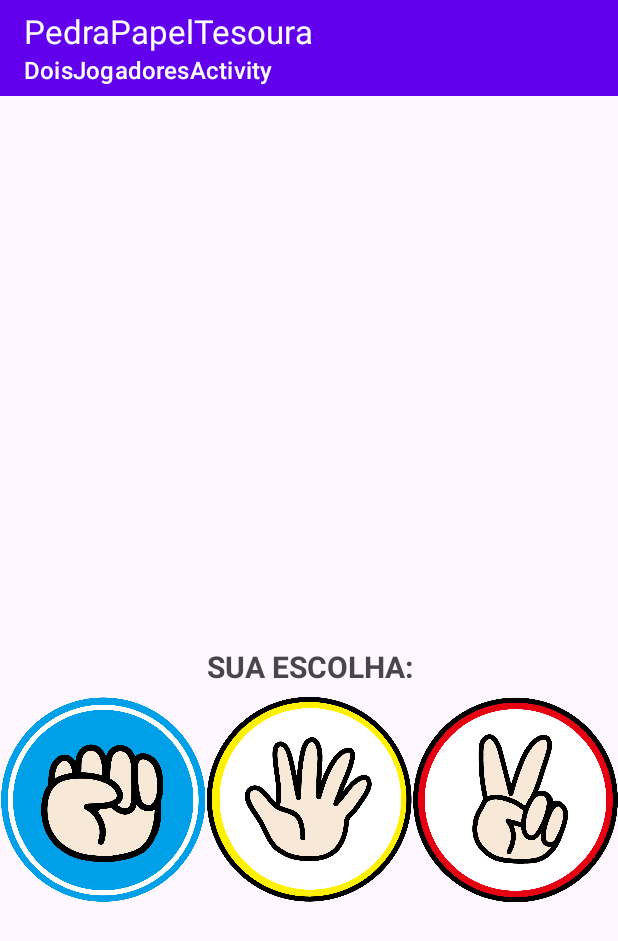
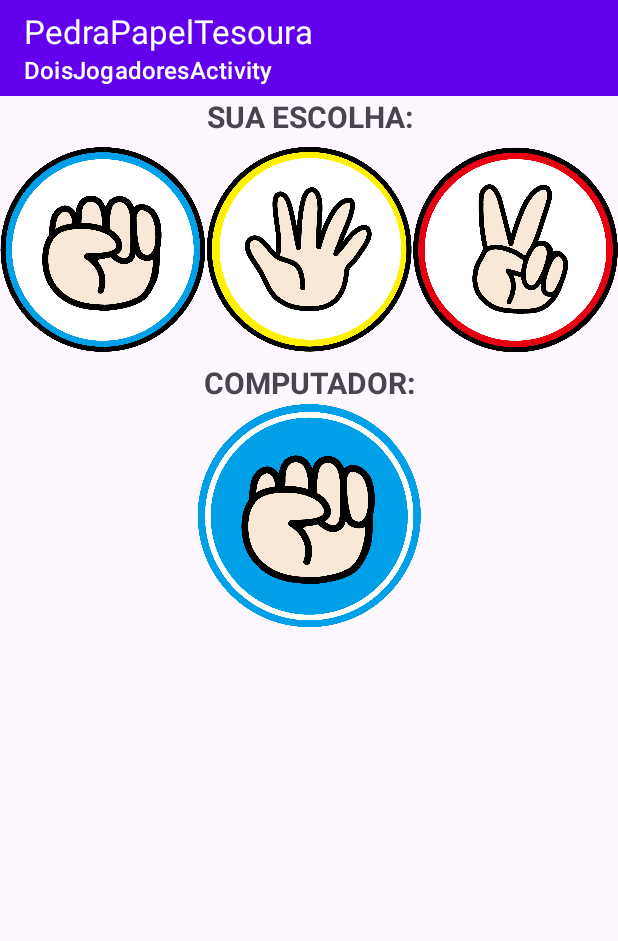
Before and after one commit to MuriloMPodenciano/PedraPapelTesoura, an Android app: the DoisJogadoresActivity screen opened directly, with no data from a screen before it, after a tap on an icon or button, on a phone screen of 412 x 824 dp. Shown: the top 941 px of the screen. Run offline under Robolectric (Android 15) with nearby library versions, the light colour scheme and no system bars.

Commit message:
added visible computer choice

```diff
--- a/app/src/main/java/com/example/pedrapapeltesoura/DoisJogadoresActivity.kt
+++ b/app/src/main/java/com/example/pedrapapeltesoura/DoisJogadoresActivity.kt
@@ -36,11 +36,18 @@ class DoisJogadoresActivity: AppCompatActivity() {
             "tesoura" -> adjb.tesouraBt.setImageResource(R.drawable.scissor2)
         }
 
+        val computerImageView = adjb.computadorIv
+        when (computerChoice) {
+            "pedra" -> computerImageView.setImageResource(R.drawable.rock2)
+            "papel" -> computerImageView.setImageResource(R.drawable.paper2)
+            "tesoura" -> computerImageView.setImageResource(R.drawable.scissor2)
+        }
+
         val handler = Handler(Looper.getMainLooper())
         handler.postDelayed({
             val winner = determineWinner(playerChoice, computerChoice)
             showResult(winner, playerChoice, computerChoice)
-        }, 2000)
+        }, 500)
     }
 
     private fun determineWinner(playerChoice: String, computerChoice: String): String {
--- a/app/src/main/res/layout/activity_doisjogadores.xml
+++ b/app/src/main/res/layout/activity_doisjogadores.xml
@@ -14,7 +14,9 @@
         app:layout_constraintStart_toStartOf="parent"
         app:layout_constraintEnd_toEndOf="parent"/>
 
-    <TextView android:id="@+id/ChoiceTv"
+
+
+    <TextView android:id="@+id/escolhaTv"
         android:layout_width="match_parent"
         android:layout_height="wrap_content"
         android:text="SUA ESCOLHA:"
@@ -22,15 +24,14 @@
         android:textStyle="bold"
         android:textSize="20dp"
         app:layout_constraintTop_toBottomOf="@id/mainTb"
-        app:layout_constraintBottom_toBottomOf="parent"
         />
 
-    <LinearLayout
+    <LinearLayout android:id="@+id/escolhaJogadorLl"
         android:layout_width="match_parent"
         android:layout_height="150dp"
         android:orientation="horizontal"
         android:layout_gravity="center"
-        app:layout_constraintTop_toBottomOf="@id/ChoiceTv">
+        app:layout_constraintTop_toBottomOf="@id/escolhaTv">
 
         <ImageButton android:id="@+id/pedraBt"
             android:layout_width="0dp"
@@ -60,4 +61,23 @@
             />
     </LinearLayout>
 
+    <TextView android:id="@+id/escolhaComputadorTv"
+        android:layout_width="match_parent"
+        android:layout_height="wrap_content"
+        android:text="COMPUTADOR:"
+        android:gravity="center"
+        android:textStyle="bold"
+        android:textSize="20dp"
+        app:layout_constraintTop_toBottomOf="@id/escolhaJogadorLl"
+        />
+    <ImageView android:id="@+id/computadorIv"
+        android:orientation="horizontal"
+        android:layout_width="match_parent"
+        android:layout_height="150dp"
+        android:layout_weight="1"
+        android:layout_below="@id/escolhaJogadorLl"
+        app:layout_constraintTop_toBottomOf="@id/escolhaComputadorTv"
+        android:src="@drawable/waiting"
+        />
+
 </androidx.constraintlayout.widget.ConstraintLayout>
```
Also changed, not shown: app/src/main/res/drawable/waiting.png (added).
